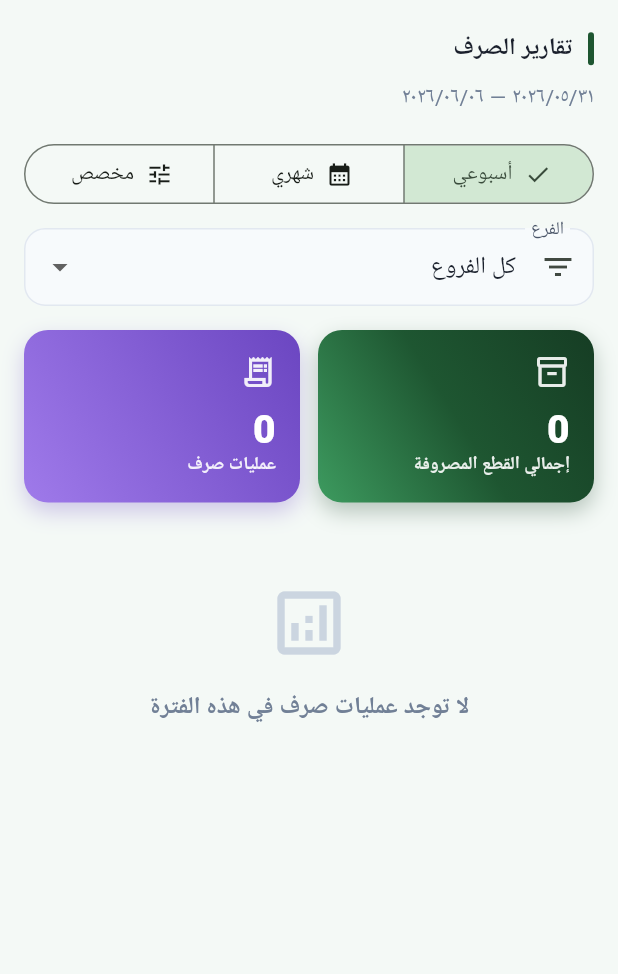
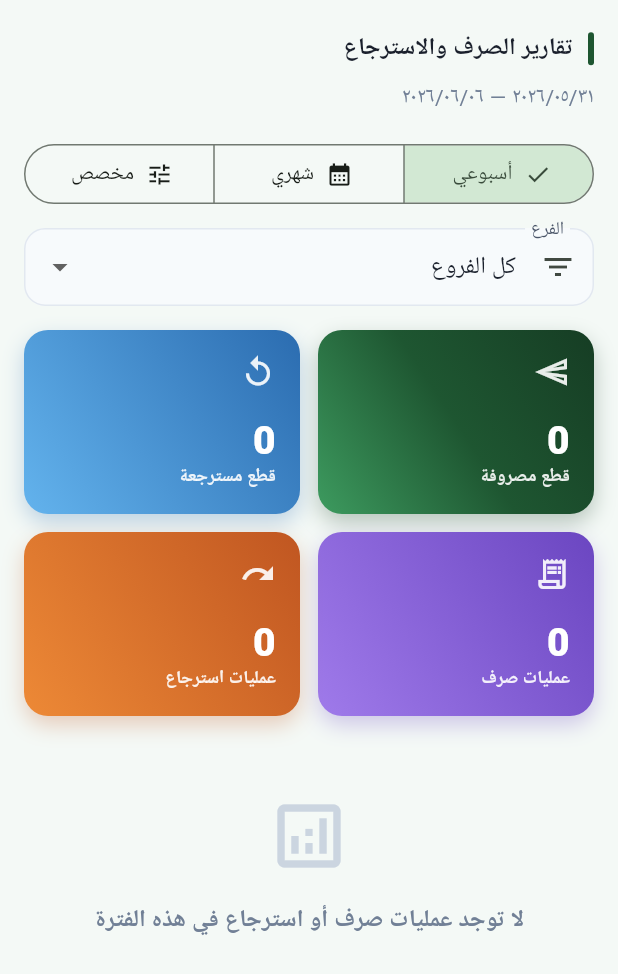
Before and after one commit to aryaf11/implant-stock, a Flutter app: the ReportsScreen widget shown alone on an empty page, opened directly, on a phone screen of 412 x 824 dp. Shown: the top 974 px of the screen. Run offline on Flutter 3.47's test engine with Material 3 defaults, Android fonts, the phone set to English and light mode, and no system bars; our stand-ins replace google_fonts, hive_flutter, shared_preferences; accounts and stored records are empty; Roboto replaces fonts that are missing (Tajawal).

Commit message:
Add dr.saleh branch and include returns in monthly reports
Co-authored-by: Cursor <cursoragent@cursor.com>

```diff
--- a/lib/core/constants/app_constants.dart
+++ b/lib/core/constants/app_constants.dart
@@ -10,6 +10,7 @@ const kCenters = <CenterInfo>[
   CenterInfo(id: 'branch2', nameAr: 'الفرع الثاني'),
   CenterInfo(id: 'branch3', nameAr: 'الفرع الثالث'),
   CenterInfo(id: 'branch4', nameAr: 'الفرع الرابع'),
+  CenterInfo(id: 'drsaleh', nameAr: 'د. صالح'),
 ];
 
 /// يحوّل معرّف الفرع أو اسمه العربي إلى branch1 … branch4
--- a/lib/core/constants/local_users.dart
+++ b/lib/core/constants/local_users.dart
@@ -59,6 +59,13 @@ const kLocalUsers = <LocalUser>[
     role: UserRole.supervisor,
     centerId: 'branch4',
   ),
+  LocalUser(
+    username: 'dr.saleh',
+    password: 'dr.saleh4710',
+    displayName: 'د. صالح',
+    role: UserRole.supervisor,
+    centerId: 'drsaleh',
+  ),
 ];
 
 LocalUser? findLocalUser(String username) {
--- a/lib/core/services/report_service.dart
+++ b/lib/core/services/report_service.dart
@@ -7,10 +7,11 @@ import '../utils/date_utils.dart';
 
 enum ReportPeriod { week, month, custom }
 
-class DispatchLine {
-  const DispatchLine({
+class ReportLine {
+  const ReportLine({
     required this.date,
     required this.centerId,
+    required this.op,
     required this.type,
     required this.qty,
     required this.detail,
@@ -19,28 +20,35 @@ class DispatchLine {
 
   final DateTime date;
   final String centerId;
+  final String op;
   final String type;
   final int qty;
   final String detail;
   final String note;
+
+  bool get isReturn => op == 'استرجاع';
 }
 
-class BranchDispatchSummary {
-  const BranchDispatchSummary({
+class BranchReportSummary {
+  const BranchReportSummary({
     required this.centerId,
-    required this.totalQty,
+    required this.dispatchQty,
+    required this.returnQty,
     required this.lineCount,
     required this.byDate,
   });
 
   final String centerId;
-  final int totalQty;
+  final int dispatchQty;
+  final int returnQty;
   final int lineCount;
-  final Map<DateTime, List<DispatchLine>> byDate;
+  final Map<DateTime, List<ReportLine>> byDate;
+
+  int get totalQty => dispatchQty + returnQty;
 }
 
 class ReportService {
-  static const dispatchOps = {'صرف'};
+  static const reportOps = {'صرف', 'استرجاع'};
 
   static DateTimeRange periodRange(ReportPeriod period, {DateTimeRange? custom}) {
     final now = DateTime.now();
@@ -59,7 +67,7 @@ class ReportService {
     }
   }
 
-  static List<DispatchLine> extractDispatches(
+  static List<ReportLine> extractMovements(
     StockState state, {
     required DateTimeRange range,
     String? centerId,
@@ -74,9 +82,9 @@ class ReportService {
       59,
     );
 
-    final lines = <DispatchLine>[];
+    final lines = <ReportLine>[];
     for (final log in state.movementLog) {
-      if (!dispatchOps.contains(log.op)) continue;
+      if (!reportOps.contains(log.op)) continue;
       final d = parseDateAr(log.date);
       if (d == null) continue;
       final day = DateTime(d.year, d.month, d.day);
@@ -87,9 +95,10 @@ class ReportService {
         continue;
       }
 
-      lines.add(DispatchLine(
+      lines.add(ReportLine(
         date: day,
         centerId: cid,
+        op: log.op,
         type: log.type,
         qty: log.qty,
         detail: log.detail,
@@ -102,29 +111,38 @@ class ReportService {
 
   static String _resolveCenterId(MovementLog log) {
     if (log.center.isNotEmpty && log.center != 'المستودع') {
-      if (kCenters.any((c) => c.id == log.center)) return log.center;
+      final id = resolveCenterId(log.center);
+      if (kCenters.any((c) => c.id == id)) return id;
     }
     for (final c in kCenters) {
       if (log.detail.contains(c.nameAr)) return c.id;
     }
-    return log.center.isEmpty ? 'unknown' : log.center;
+    if (log.detail.contains('د. صالح') || log.detail.contains('dr.saleh')) {
+      return 'drsaleh';
+    }
+    return log.center.isEmpty ? 'unknown' : resolveCenterId(log.center);
   }
 
-  static List<BranchDispatchSummary> summarizeByBranch(List<DispatchLine> lines) {
-    final map = <String, List<DispatchLine>>{};
+  static List<BranchReportSummary> summarizeByBranch(List<ReportLine> lines) {
+    final map = <String, List<ReportLine>>{};
     for (final l in lines) {
       map.putIfAbsent(l.centerId, () => []).add(l);
     }
 
-    final summaries = <BranchDispatchSummary>[];
+    final summaries = <BranchReportSummary>[];
     for (final c in kCenters) {
       final branchLines = map[c.id] ?? [];
       if (branchLines.isEmpty) continue;
 
-      final byDate = <DateTime, List<DispatchLine>>{};
-      var total = 0;
+      final byDate = <DateTime, List<ReportLine>>{};
+      var dispatchQty = 0;
+      var returnQty = 0;
       for (final l in branchLines) {
-        total += l.qty;
+        if (l.isReturn) {
+          returnQty += l.qty;
+        } else {
+          dispatchQty += l.qty;
+        }
         byDate.putIfAbsent(l.date, () => []).add(l);
       }
       final sortedDates = byDate.keys.toList()..sort((a, b) => b.compareTo(a));
@@ -132,9 +150,10 @@ class ReportService {
         for (final d in sortedDates) d: byDate[d]!,
       };
 
-      summaries.add(BranchDispatchSummary(
+      summaries.add(BranchReportSummary(
         centerId: c.id,
-        totalQty: total,
+        dispatchQty: dispatchQty,
+        returnQty: returnQty,
         lineCount: branchLines.length,
         byDate: sortedByDate,
       ));
@@ -142,15 +161,21 @@ class ReportService {
 
     final unknown = map['unknown'];
     if (unknown != null && unknown.isNotEmpty) {
-      final byDate = <DateTime, List<DispatchLine>>{};
-      var total = 0;
+      final byDate = <DateTime, List<ReportLine>>{};
+      var dispatchQty = 0;
+      var returnQty = 0;
       for (final l in unknown) {
-        total += l.qty;
+        if (l.isReturn) {
+          returnQty += l.qty;
+        } else {
+          dispatchQty += l.qty;
+        }
         byDate.putIfAbsent(l.date, () => []).add(l);
       }
-      summaries.add(BranchDispatchSummary(
+      summaries.add(BranchReportSummary(
         centerId: 'unknown',
-        totalQty: total,
+        dispatchQty: dispatchQty,
+        returnQty: returnQty,
         lineCount: unknown.length,
         byDate: byDate,
       ));
--- a/lib/core/services/user_repository.dart
+++ b/lib/core/services/user_repository.dart
@@ -19,8 +19,22 @@ class UserRepository {
     _prefs ??= await SharedPreferences.getInstance();
     if (!_prefs!.containsKey(_key)) {
       await _saveAll(kLocalUsers.map(_fromLocal).toList());
+    } else {
+      await _mergeMissingDefaults();
     }
     _cache = null;
+  }
+
+  /// إضافة حسابات جديدة من الافتراضي دون حذف الموجود.
+  Future<void> _mergeMissingDefaults() async {
+    final all = [...await loadAll()];
+    var changed = false;
+    for (final u in kLocalUsers) {
+      if (all.any((x) => x.username == u.username)) continue;
+      all.add(_fromLocal(u));
+      changed = true;
+    }
+    if (changed) await _saveAll(all);
   }
 
   StoredUser _fromLocal(LocalUser u) => StoredUser(
--- a/lib/screens/admin/reports_screen.dart
+++ b/lib/screens/admin/reports_screen.dart
@@ -50,18 +50,21 @@ class _ReportsScreenState extends State<ReportsScreen> {
           _period,
           custom: _customRange,
         );
-        final lines = ReportService.extractDispatches(
+        final lines = ReportService.extractMovements(
           state,
           range: range,
           centerId: _centerFilter,
         );
         final summaries = ReportService.summarizeByBranch(lines);
-        final grandTotal = lines.fold<int>(0, (s, l) => s + l.qty);
+        final dispatchTotal =
+            lines.where((l) => !l.isReturn).fold<int>(0, (s, l) => s + l.qty);
+        final returnTotal =
+            lines.where((l) => l.isReturn).fold<int>(0, (s, l) => s + l.qty);
 
         return ListView(
           padding: const EdgeInsets.all(16),
           children: [
-            const SectionHeader(title: 'تقارير الصرف'),
+            const SectionHeader(title: 'تقارير الصرف والاسترجاع'),
             Text(
               formatRangeAr(range),
               style: Theme.of(context).textTheme.bodyMedium?.copyWith(
@@ -134,25 +137,37 @@ class _ReportsScreenState extends State<ReportsScreen> {
               physics: const NeverScrollableScrollPhysics(),
               mainAxisSpacing: 12,
               crossAxisSpacing: 12,
-              childAspectRatio: 1.6,
+              childAspectRatio: 1.5,
               children: [
                 StatCard(
-                  value: '$grandTotal',
-                  label: 'إجمالي القطع المصروفة',
-                  icon: Icons.inventory_2_outlined,
+                  value: '$dispatchTotal',
+                  label: 'قطع مصروفة',
+                  icon: Icons.send_outlined,
                 ),
                 StatCard(
-                  value: '${lines.length}',
+                  value: '$returnTotal',
+                  label: 'قطع مسترجعة',
+                  icon: Icons.replay,
+                  colors: const [AppColors.info, Color(0xFF63B3ED)],
+                ),
+                StatCard(
+                  value: '${lines.where((l) => !l.isReturn).length}',
                   label: 'عمليات صرف',
                   icon: Icons.receipt_long_outlined,
                   colors: const [AppColors.purple, Color(0xFF9F7AEA)],
+                ),
+                StatCard(
+                  value: '${lines.where((l) => l.isReturn).length}',
+                  label: 'عمليات استرجاع',
+                  icon: Icons.undo_outlined,
+                  colors: const [AppColors.warning, Color(0xFFED8936)],
                 ),
               ],
             ),
             const SizedBox(height: 20),
             if (summaries.isEmpty)
               const EmptyState(
-                message: 'لا توجد عمليات صرف في هذه الفترة',
+                message: 'لا توجد عمليات صرف أو استرجاع في هذه الفترة',
                 icon: Icons.analytics_outlined,
               )
             else
@@ -168,7 +183,7 @@ class _ReportsScreenState extends State<ReportsScreen> {
 class _BranchReportCard extends StatelessWidget {
   const _BranchReportCard({required this.summary});
 
-  final BranchDispatchSummary summary;
+  final BranchReportSummary summary;
 
   String get _branchTitle {
     if (summary.centerId == 'unknown') return 'غير محدد';
@@ -189,7 +204,7 @@ class _BranchReportCard extends StatelessWidget {
           style: const TextStyle(fontWeight: FontWeight.w800),
         ),
         subtitle: Text(
-          '${summary.lineCount} عملية · ${summary.totalQty} قطعة',
+          '${summary.lineCount} عملية · صرف ${summary.dispatchQty} · استرجاع ${summary.returnQty}',
         ),
         children: [
           for (final entry in summary.byDate.entries) ...[
@@ -220,18 +235,23 @@ class _BranchReportCard extends StatelessWidget {
             ...entry.value.map(
               (l) => ListTile(
                 dense: true,
+                leading: Icon(
+                  l.isReturn ? Icons.replay : Icons.send,
+                  color: l.isReturn ? AppColors.info : AppColors.purple,
+                  size: 20,
+                ),
                 title: Text(l.type),
                 subtitle: Text(
-                  l.detail.isNotEmpty ? l.detail : l.note,
+                  '${l.op}${l.detail.isNotEmpty ? ' · ${l.detail}' : ''}',
                   maxLines: 2,
                   overflow: TextOverflow.ellipsis,
                 ),
                 trailing: Text(
                   '${l.qty}',
-                  style: const TextStyle(
+                  style: TextStyle(
                     fontWeight: FontWeight.w800,
                     fontSize: 16,
-                    color: AppColors.primary,
+                    color: l.isReturn ? AppColors.info : AppColors.primary,
                   ),
                 ),
               ),
```
